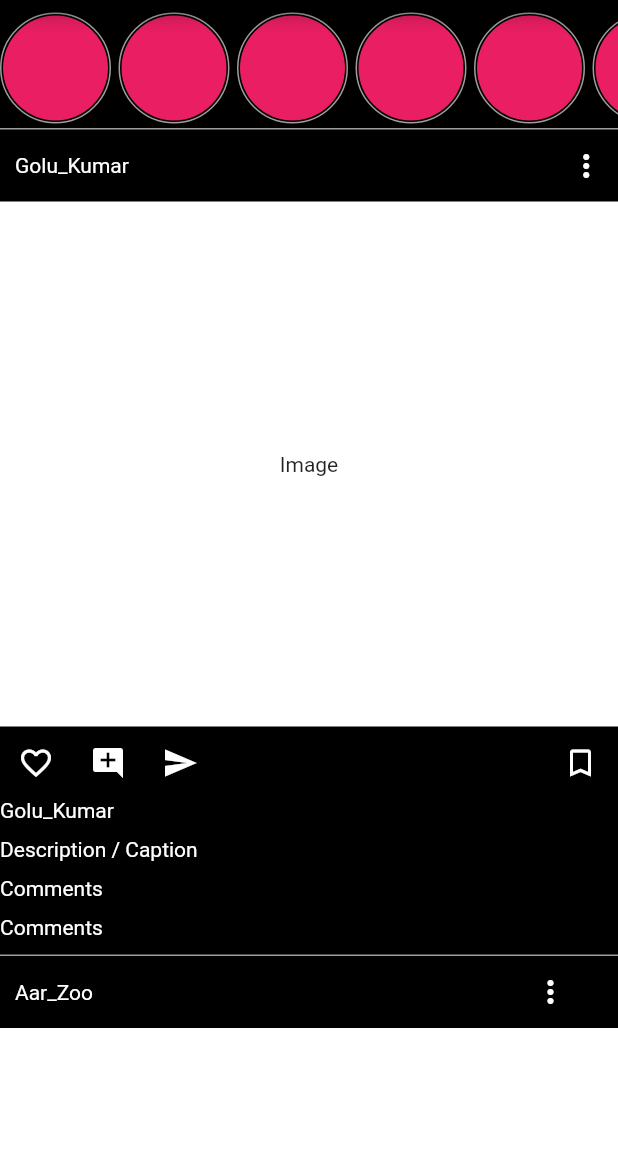
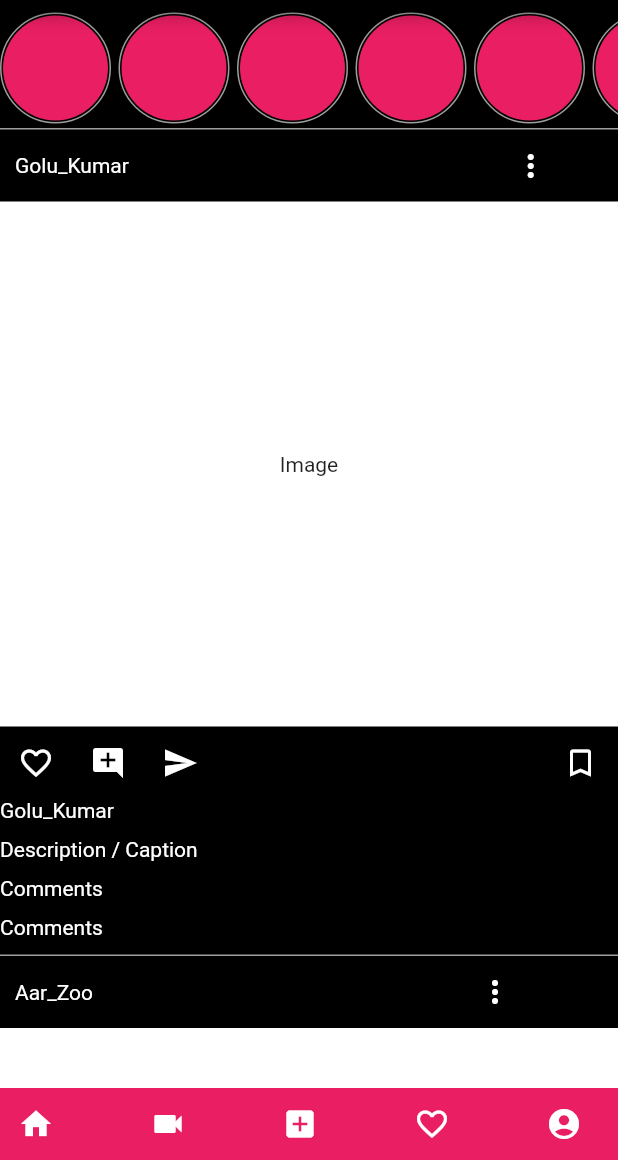
Before and after one commit to Shobhityadav99/Instagram-Dummy-Flutter, a Flutter app: the screen it shows after launch, on a phone screen of 412 x 824 dp, the part 76-1236 px from its top. Run offline on Flutter 3.47's test engine with Material 2 defaults, Android fonts, the phone set to English and light mode, and no system bars.

Commit message:
third commit

```diff
--- a/lib/main.dart
+++ b/lib/main.dart
@@ -1,6 +1,7 @@
 import 'package:flutter/material.dart';
 import 'package:insta_dummy/widgets/post_widget.dart';
 import './widgets/story_widget.dart';
+import 'widgets/bottom_nav_widget.dart';
 
 void main() {
   runApp(MyApp());
@@ -104,6 +105,10 @@ class _MyHomePageState extends State<MyHomePage> {
               itemCount: username.length,
             ),
           ),
+          Container(
+            child: BottomNav(),
+            color: Colors.pink,
+          )
         ],
       ),
     );
--- /dev/null
+++ b/lib/widgets/bottom_nav_widget.dart
@@ -0,0 +1,44 @@
+import 'package:flutter/material.dart';
+
+class BottomNav extends StatelessWidget {
+  @override
+  Widget build(BuildContext context) {
+    return Row(
+      children: <Widget>[
+        IconButton(
+          icon: Icon(Icons.home, color: Colors.white),
+          onPressed: null,
+          color: Colors.white,
+        ),
+        SizedBox(
+          width: 40,
+        ),
+        IconButton(
+          icon: Icon(Icons.videocam, color: Colors.white),
+          onPressed: null,
+        ),
+        SizedBox(
+          width: 40,
+        ),
+        IconButton(
+            icon: Icon(Icons.add_box, color: Colors.white),
+            onPressed: null,
+            color: Colors.white),
+        SizedBox(
+          width: 40,
+        ),
+        IconButton(
+            icon: Icon(Icons.favorite_border, color: Colors.white),
+            onPressed: null,
+            color: Colors.white),
+        SizedBox(
+          width: 40,
+        ),
+        IconButton(
+            icon: Icon(Icons.account_circle, color: Colors.white),
+            onPressed: null,
+            color: Colors.white),
+      ],
+    );
+  }
+}
--- a/lib/widgets/post_widget.dart
+++ b/lib/widgets/post_widget.dart
@@ -40,7 +40,7 @@ class Post extends StatelessWidget {
                 ),
               ),
               Padding(
-                padding: const EdgeInsets.only(left: 267),
+                padding: const EdgeInsets.only(left: 230),
                 child: IconButton(
                   icon: Icon(
                     Icons.more_vert,
@@ -64,7 +64,6 @@ class Post extends StatelessWidget {
           ),
           Row(
             mainAxisAlignment: MainAxisAlignment.start,
-            crossAxisAlignment: CrossAxisAlignment.start,
             children: <Widget>[
               IconButton(
                 onPressed: null,
```
